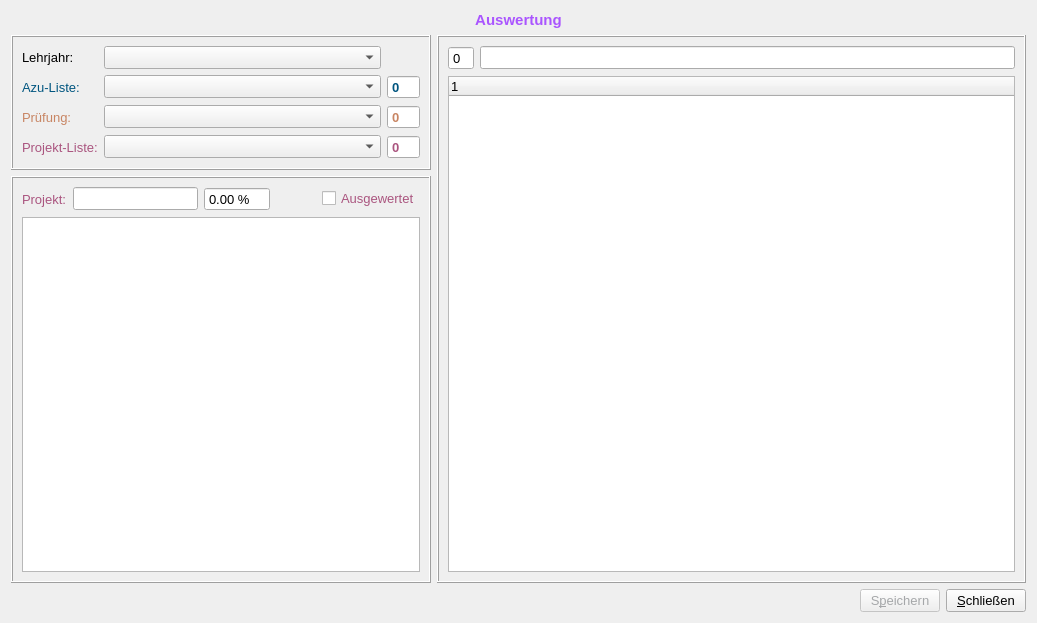
fasa1964/fshkap, file formevaluation.ui: the form before one commit.
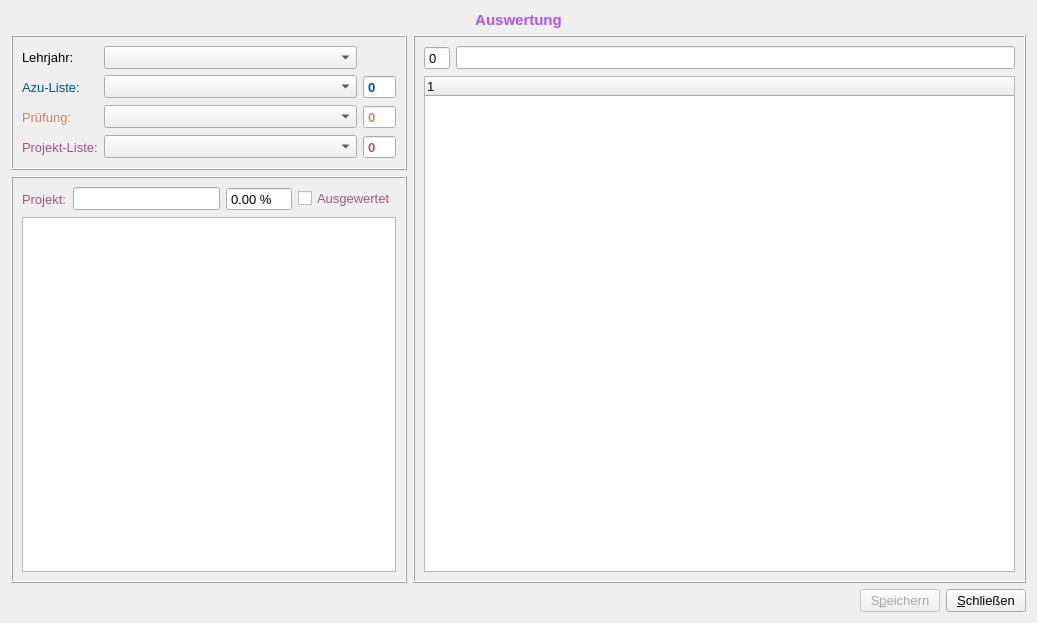
The form after the commit.

```diff
--- a/formevaluation.ui
+++ b/formevaluation.ui
@@ -108,19 +108,6 @@
        </widget>
       </item>
       <item row="0" column="3">
-       <spacer name="horizontalSpacer_3">
-        <property name="orientation">
-         <enum>Qt::Horizontal</enum>
-        </property>
-        <property name="sizeHint" stdset="0">
-         <size>
-          <width>40</width>
-          <height>20</height>
-         </size>
-        </property>
-       </spacer>
-      </item>
-      <item row="0" column="4">
        <widget class="QCheckBox" name="evaluatedCheckBox">
         <property name="palette">
          <palette>
@@ -164,7 +151,7 @@
         </property>
        </widget>
       </item>
-      <item row="1" column="0" colspan="5">
+      <item row="1" column="0" colspan="4">
        <widget class="QTableWidget" name="fragenTableWidget"/>
       </item>
      </layout>
```
Left out of the diff: 14 changed lines with no effect on the pictures.
